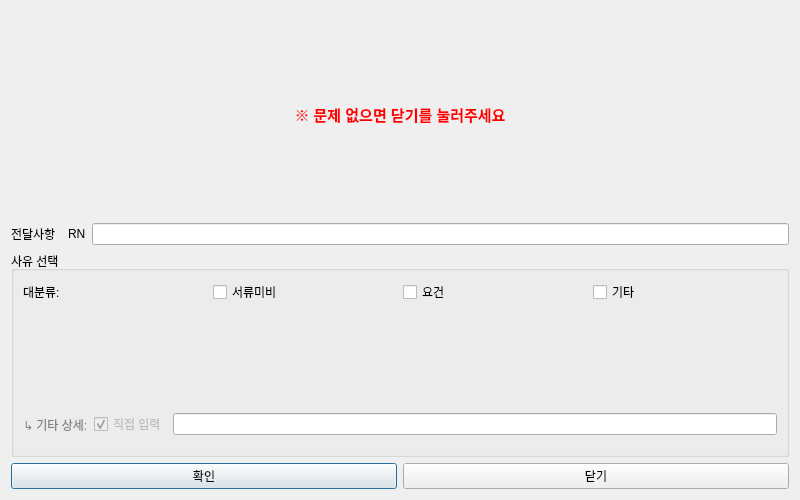
First picture: the form in ui/special_note_dialog.ui, repository Glen-Lee-glitch/new_viewer, before the edit.
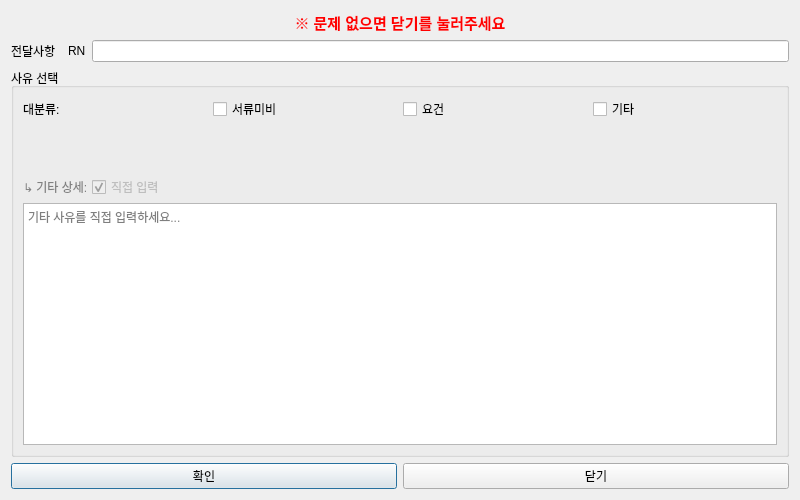
Second picture: the form after the edit.

Commit message: feat: 전달사항 창 기타 사항 텍스트 입력 영역 높이 크게

```diff
--- a/ui/special_note_dialog.ui
+++ b/ui/special_note_dialog.ui
@@ -126,7 +126,10 @@
         <property name="frameShape">
          <enum>QFrame::Shape::NoFrame</enum>
         </property>
-        <layout class="QHBoxLayout" name="horizontalLayout_other">
+        <layout class="QVBoxLayout" name="verticalLayout_other">
+         <property name="spacing">
+          <number>4</number>
+         </property>
          <property name="leftMargin">
           <number>0</number>
          </property>
@@ -140,6 +143,8 @@
           <number>0</number>
          </property>
          <item>
+          <layout class="QHBoxLayout" name="horizontalLayout_other_header">
+           <item>
           <widget class="QLabel" name="label_other">
            <property name="styleSheet">
             <string>color: gray;</string>
@@ -163,7 +168,32 @@
           </widget>
          </item>
          <item>
-          <widget class="QLineEdit" name="lineEdit_other_detail"/>
+            <spacer name="horizontalSpacer_other">
+             <property name="orientation">
+              <enum>Qt::Horizontal</enum>
+             </property>
+             <property name="sizeHint" stdset="0">
+              <size>
+               <width>40</width>
+               <height>20</height>
+              </size>
+             </property>
+            </spacer>
+           </item>
+          </layout>
+         </item>
+         <item>
+          <widget class="QTextEdit" name="lineEdit_other_detail">
+           <property name="minimumSize">
+            <size>
+             <width>0</width>
+             <height>80</height>
+            </size>
+           </property>
+           <property name="placeholderText">
+            <string>기타 사유를 직접 입력하세요...</string>
+           </property>
+          </widget>
          </item>
         </layout>
        </widget>
```
Lines whose indentation alone changed are shown as unchanged. The commit also changes 1 other file.
